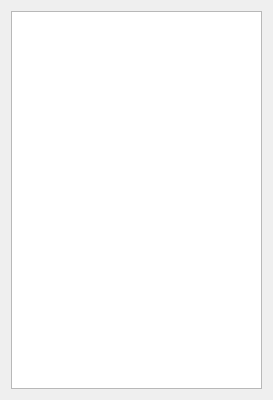
Qt form src/app/widgets/DockableElementsManagerWidget/dockableelementsmanagerwidget.ui (m-riley04/ModularSensorSystem) before a commit.
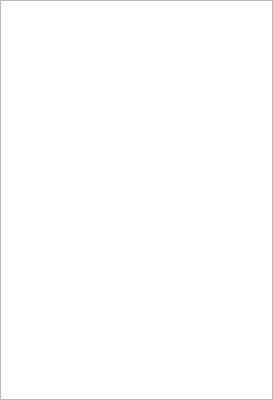
The same form after that commit.

What changed in the file:
```diff
--- a/src/app/widgets/DockableElementsManagerWidget/dockableelementsmanagerwidget.ui
+++ b/src/app/widgets/DockableElementsManagerWidget/dockableelementsmanagerwidget.ui
@@ -15,6 +15,21 @@
   </property>
   <widget class="QWidget" name="contents">
    <layout class="QVBoxLayout" name="verticalLayout">
+    <property name="spacing">
+     <number>0</number>
+    </property>
+    <property name="leftMargin">
+     <number>0</number>
+    </property>
+    <property name="topMargin">
+     <number>0</number>
+    </property>
+    <property name="rightMargin">
+     <number>0</number>
+    </property>
+    <property name="bottomMargin">
+     <number>0</number>
+    </property>
     <item>
      <widget class="QTreeView" name="treeElements"/>
     </item>
```
